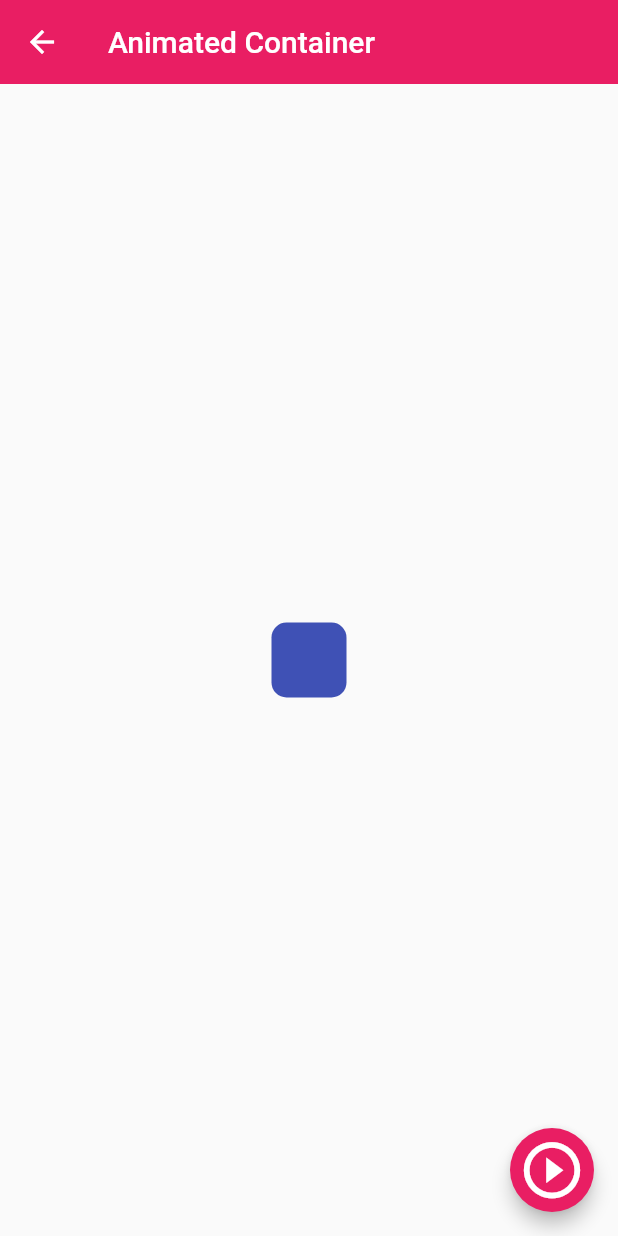
After one commit to rjulia/app_dart_components, a Flutter app: the AnimatedScreen screen opened by its route, on a phone screen of 412 x 824 dp. The commit adds this screen. Run offline on Flutter 3.47's test engine with Material 2 defaults, Android fonts, the phone set to English and light mode, and no system bars.

Commit message:
components 2 part

```diff
--- a/lib/router/app_routes.dart
+++ b/lib/router/app_routes.dart
@@ -29,6 +29,31 @@ class AppRoutes {
         name: 'Tarjetas - Cards',
         screen: const CardScreen(),
         icon: Icons.credit_card),
+    MenuOption(
+        route: 'avatar',
+        name: 'Circle Avatar',
+        screen: const AvatarScreen(),
+        icon: Icons.supervised_user_circle_outlined),
+    MenuOption(
+        route: 'animated',
+        name: 'Animated Container',
+        screen: const AnimatedScreen(),
+        icon: Icons.play_circle_outline_rounded),
+    // MenuOption(
+    //     route: 'inputs',
+    //     name: 'Text Inputs',
+    //     screen: const InputsScreen(),
+    //     icon: Icons.input_rounded),
+    // MenuOption(
+    //     route: 'slider',
+    //     name: 'Slider && Checks',
+    //     screen: const SliderScreen(),
+    //     icon: Icons.slow_motion_video_rounded),
+    // MenuOption(
+    //     route: 'listviewbuilder',
+    //     name: 'InfiniteScroll & Pull to refresh',
+    //     screen: const ListViewBuilderScreen(),
+    //     icon: Icons.build_circle_outlined),
   ];
 
   static Map<String, Widget Function(BuildContext)> getAppRoutes() {
--- /dev/null
+++ b/lib/screens/animated_screen.dart
@@ -0,0 +1,55 @@
+import 'dart:math' show Random;
+
+import 'package:flutter/material.dart';
+
+class AnimatedScreen extends StatefulWidget {
+  const AnimatedScreen({Key? key}) : super(key: key);
+
+  @override
+  State<AnimatedScreen> createState() => _AnimatedScreenState();
+}
+
+class _AnimatedScreenState extends State<AnimatedScreen> {
+  double _width = 50;
+  double _height = 50;
+  Color _color = Colors.indigo;
+  BorderRadiusGeometry _borderRadius = BorderRadius.circular(10);
+
+  void changeShape() {
+    final random = Random();
+    _width = random.nextInt(300).toDouble() + 70;
+    _height = random.nextInt(300).toDouble() + 70;
+    _color = Color.fromRGBO(
+        random.nextInt(255), random.nextInt(255), random.nextInt(255), 1);
+    _borderRadius = BorderRadius.circular(random.nextInt(100).toDouble() + 10);
+
+    setState(() {});
+  }
+
+  @override
+  Widget build(BuildContext context) {
+    return Scaffold(
+      appBar: AppBar(
+        title: const Text('Animated Container'),
+      ),
+      body: Center(
+        child: AnimatedContainer(
+            duration: const Duration(milliseconds: 400),
+            curve: Curves.easeOutCubic,
+            width: _width,
+            height: _height,
+            decoration: BoxDecoration(
+              color: _color,
+              borderRadius: _borderRadius,
+            )),
+      ),
+      floatingActionButton: FloatingActionButton(
+        onPressed: changeShape,
+        child: const Icon(
+          Icons.play_circle_outline,
+          size: 45,
+        ),
+      ),
+    );
+  }
+}
--- a/lib/screens/screens.dart
+++ b/lib/screens/screens.dart
@@ -3,3 +3,5 @@ export 'package:fl_components/screens/card_screen.dart';
 export 'package:fl_components/screens/home-screen.dart';
 export 'package:fl_components/screens/listview1_screen.dart';
 export 'package:fl_components/screens/listview2_screen.dart';
+export 'package:fl_components/screens/avatar_screen.dart';
+export 'package:fl_components/screens/animated_screen.dart';
--- /dev/null
+++ b/lib/widgets/widgets.dart
@@ -0,0 +1,3 @@
+export 'package:fl_components/widgets/custom_card_type_1.dart';
+export 'package:fl_components/widgets/custom_card_type_2.dart';
+// export 'package:fl_components/widgets/custom_input_field.dart';
--- a/pubspec.yaml
+++ b/pubspec.yaml
@@ -58,8 +58,8 @@ flutter:
   uses-material-design: true
 
   # To add assets to your application, add an assets section, like this:
-  # assets:
-  #   - images/a_dot_burr.jpeg
+  assets:
+     - assets/
   #   - images/a_dot_ham.jpeg
 
   # An image asset can refer to one or more resolution-specific "variants", see
```
Also changed, not shown: lib/screens/alert_screen.dart (+79 -3 lines), lib/screens/avatar_screen.dart (added, +29 -0 lines), lib/screens/card_screen.dart (+27 -5 lines), lib/widgets/custom_card_type_1.dart (added, +39 -0 lines), lib/widgets/custom_card_type_2.dart (added, +37 -0 lines), assets/jar-loading.gif (added).
